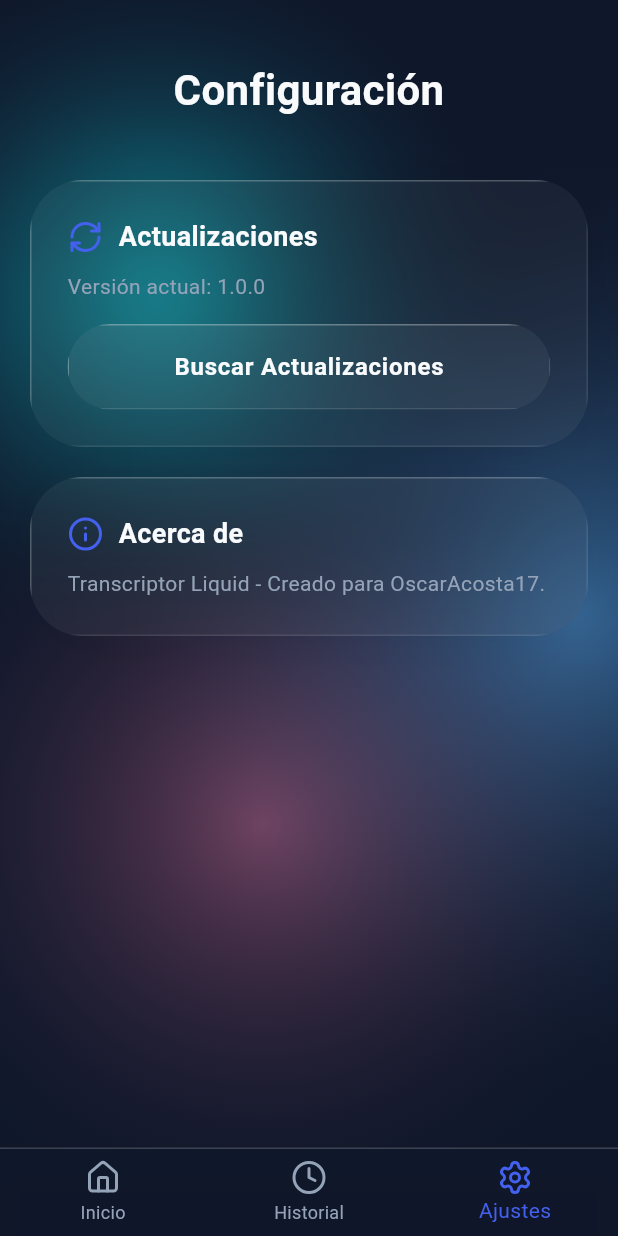
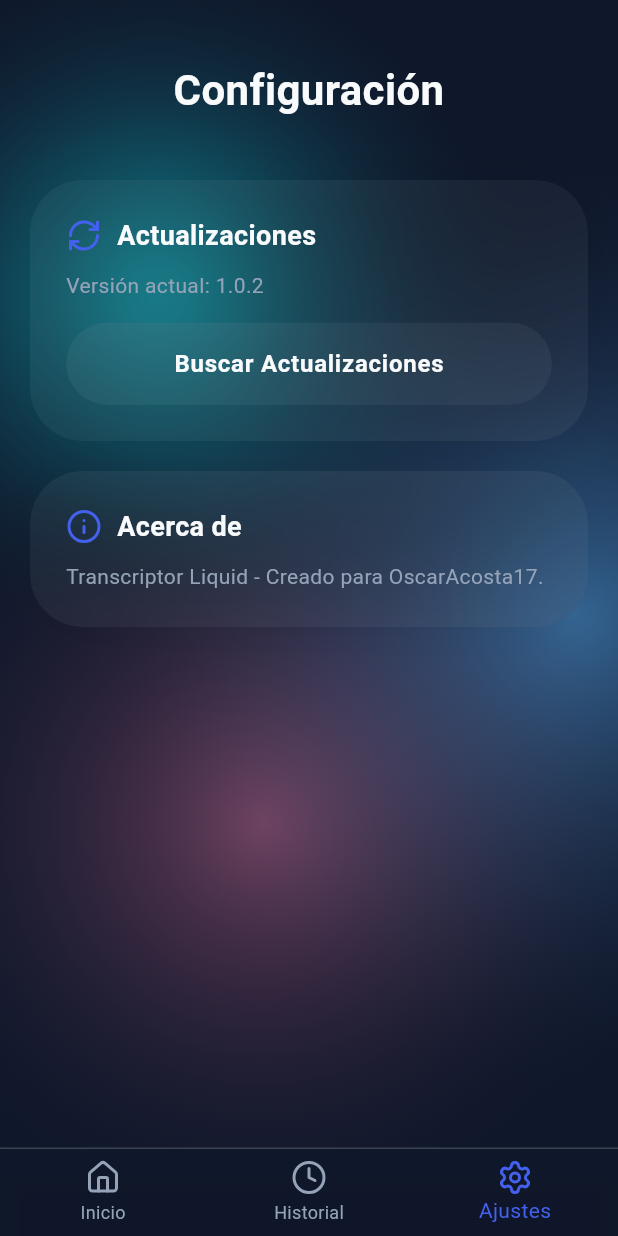
Before and after one commit to OscarAcosta17/transcripciones, a Flutter app: the screen it shows after launch, item 3 of the bottom bar chosen, on a phone screen of 412 x 824 dp. Run offline on Flutter 3.47's test engine with Material 3 defaults, Android fonts, the phone set to English and light mode, and no system bars; our stand-ins replace file_picker, flutter_dotenv, google_generative_ai, lucide_icons, share_plus, shared_preferences.

Commit message:
chore: release v1.0.2 - fix liquid glass UI, add progress bar, add export format dialog, fix update service

```diff
--- a/lib/screens/settings_screen.dart
+++ b/lib/screens/settings_screen.dart
@@ -16,7 +16,7 @@ class SettingsScreen extends StatefulWidget {
 }
 
 class _SettingsScreenState extends State<SettingsScreen> {
-  String version = '1.0.1';
+  String version = '1.0.2';
   bool isChecking = false;
 
   @override
--- a/lib/widgets/glass_button.dart
+++ b/lib/widgets/glass_button.dart
@@ -57,12 +57,6 @@ class _GlassButtonState extends State<GlassButton> {
               decoration: BoxDecoration(
                 color: _isPressed ? AppColors.glassBackgroundPressed : AppColors.glassBackground,
                 borderRadius: BorderRadius.circular(30),
-                border: const Border(
-                  top: BorderSide(color: Colors.white30, width: 1.0),
-                  left: BorderSide(color: Colors.white30, width: 1.0),
-                  right: BorderSide(color: Colors.white12, width: 1.0),
-                  bottom: BorderSide(color: Colors.white12, width: 1.0),
-                ),
               ),
               child: Row(
                 mainAxisAlignment: MainAxisAlignment.center,
--- a/lib/widgets/glass_card.dart
+++ b/lib/widgets/glass_card.dart
@@ -33,12 +33,6 @@ class GlassCard extends StatelessWidget {
             decoration: BoxDecoration(
               color: AppColors.glassBackground,
               borderRadius: BorderRadius.circular(35),
-              border: const Border(
-                top: BorderSide(color: Colors.white24, width: 1.0),
-                left: BorderSide(color: Colors.white24, width: 1.0),
-                right: BorderSide(color: Colors.white10, width: 1.0),
-                bottom: BorderSide(color: Colors.white10, width: 1.0),
-              ),
             ),
             padding: EdgeInsets.all(padding),
             child: child,
--- a/pubspec.yaml
+++ b/pubspec.yaml
@@ -16,7 +16,7 @@ publish_to: 'none' # Remove this line if you wish to publish to pub.dev
 # https://developer.apple.com/library/archive/documentation/General/Reference/InfoPlistKeyReference/Articles/CoreFoundationKeys.html
 # In Windows, build-name is used as the major, minor, and patch parts
 # of the product and file versions while build-number is used as the build suffix.
-version: 1.0.0+1
+version: 1.0.2+1
 
 environment:
   sdk: ^3.11.1
```
Also changed, not shown: lib/screens/home_screen.dart (+47 -3 lines), lib/services/update_service.dart (+13 -4 lines), 1 other file.
